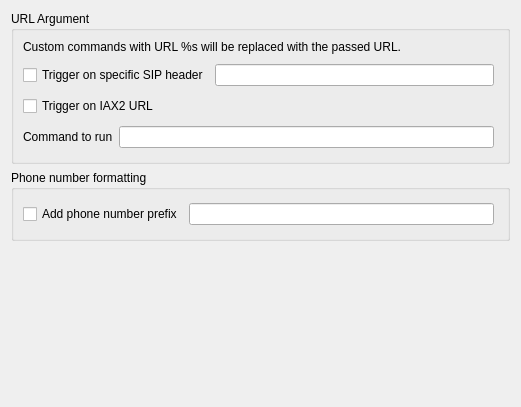
This is src/conf/dlghooksbase.ui in KDE/ring-kde as Qt 5 draws it before an edit. The edited form follows.
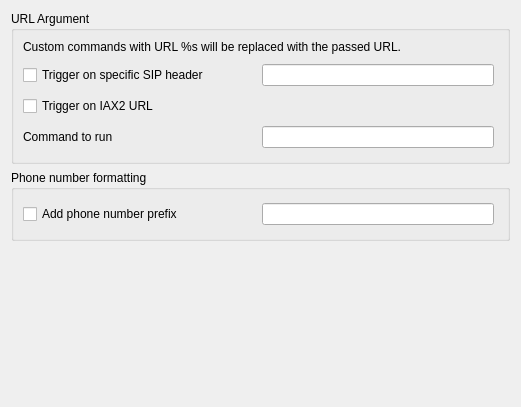
This is the edited form. Custom widgets are drawn as their Qt base class.

```diff
--- a/src/conf/dlghooksbase.ui
+++ b/src/conf/dlghooksbase.ui
@@ -65,7 +65,14 @@
           </widget>
          </item>
          <item>
-          <widget class="QLineEdit" name="kcfg_hooksSIPHeader"/>
+          <widget class="QLineEdit" name="kcfg_hooksSIPHeader">
+           <property name="sizePolicy">
+            <sizepolicy hsizetype="Preferred" vsizetype="Fixed">
+             <horstretch>0</horstretch>
+             <verstretch>0</verstretch>
+            </sizepolicy>
+           </property>
+          </widget>
          </item>
         </layout>
        </widget>
@@ -103,7 +110,14 @@
           </widget>
          </item>
          <item>
-          <widget class="KLineEdit" name="kcfg_hooksCommand"/>
+          <widget class="KLineEdit" name="kcfg_hooksCommand">
+           <property name="sizePolicy">
+            <sizepolicy hsizetype="Preferred" vsizetype="Fixed">
+             <horstretch>0</horstretch>
+             <verstretch>0</verstretch>
+            </sizepolicy>
+           </property>
+          </widget>
          </item>
         </layout>
        </widget>
@@ -140,7 +154,14 @@
           </widget>
          </item>
          <item>
-          <widget class="KLineEdit" name="kcfg_prepend"/>
+          <widget class="KLineEdit" name="kcfg_prepend">
+           <property name="sizePolicy">
+            <sizepolicy hsizetype="Preferred" vsizetype="Fixed">
+             <horstretch>0</horstretch>
+             <verstretch>0</verstretch>
+            </sizepolicy>
+           </property>
+          </widget>
          </item>
         </layout>
        </widget>
```
